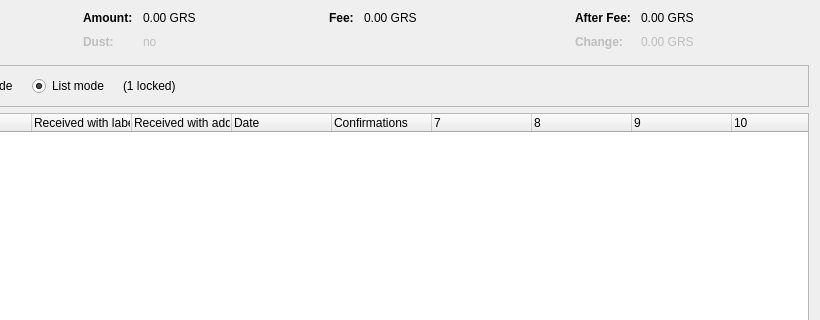
The window that src/qt/forms/coincontroldialog.ui (talentdeveloper/groestlcoin) describes before a commit, drawn with Qt 5; both pictures show x 180 to 1000 and y 0 to 320 of the 1000 by 500 pixel window.
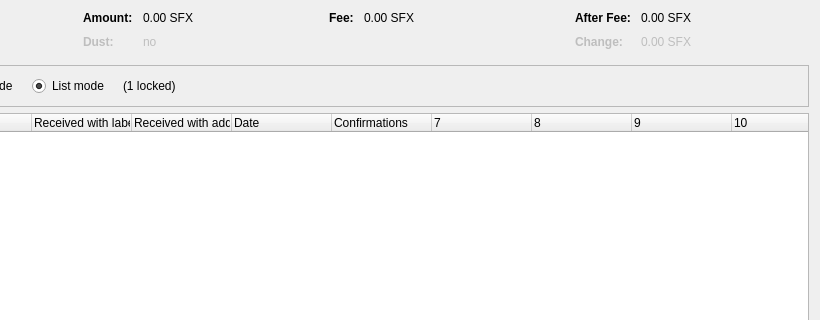
The same window after the commit. Custom widgets are drawn as their Qt base class.

Patch:
```diff
--- a/src/qt/forms/coincontroldialog.ui
+++ b/src/qt/forms/coincontroldialog.ui
@@ -132,7 +132,7 @@
           <enum>Qt::ActionsContextMenu</enum>
          </property>
          <property name="text">
-          <string notr="true">0.00 GRS</string>
+          <string notr="true">0.00 SFX</string>
          </property>
          <property name="textInteractionFlags">
           <set>Qt::LinksAccessibleByMouse|Qt::TextSelectableByKeyboard|Qt::TextSelectableByMouse</set>
@@ -212,7 +212,7 @@
           <enum>Qt::ActionsContextMenu</enum>
          </property>
          <property name="text">
-          <string notr="true">0.00 GRS</string>
+          <string notr="true">0.00 SFX</string>
          </property>
          <property name="textInteractionFlags">
           <set>Qt::LinksAccessibleByMouse|Qt::TextSelectableByKeyboard|Qt::TextSelectableByMouse</set>
@@ -257,7 +257,7 @@
           <enum>Qt::ActionsContextMenu</enum>
          </property>
          <property name="text">
-          <string notr="true">0.00 GRS</string>
+          <string notr="true">0.00 SFX</string>
          </property>
          <property name="textInteractionFlags">
           <set>Qt::LinksAccessibleByMouse|Qt::TextSelectableByKeyboard|Qt::TextSelectableByMouse</set>
@@ -292,7 +292,7 @@
           <enum>Qt::ActionsContextMenu</enum>
          </property>
          <property name="text">
-          <string notr="true">0.00 GRS</string>
+          <string notr="true">0.00 SFX</string>
          </property>
          <property name="textInteractionFlags">
           <set>Qt::LinksAccessibleByMouse|Qt::TextSelectableByKeyboard|Qt::TextSelectableByMouse</set>
```
